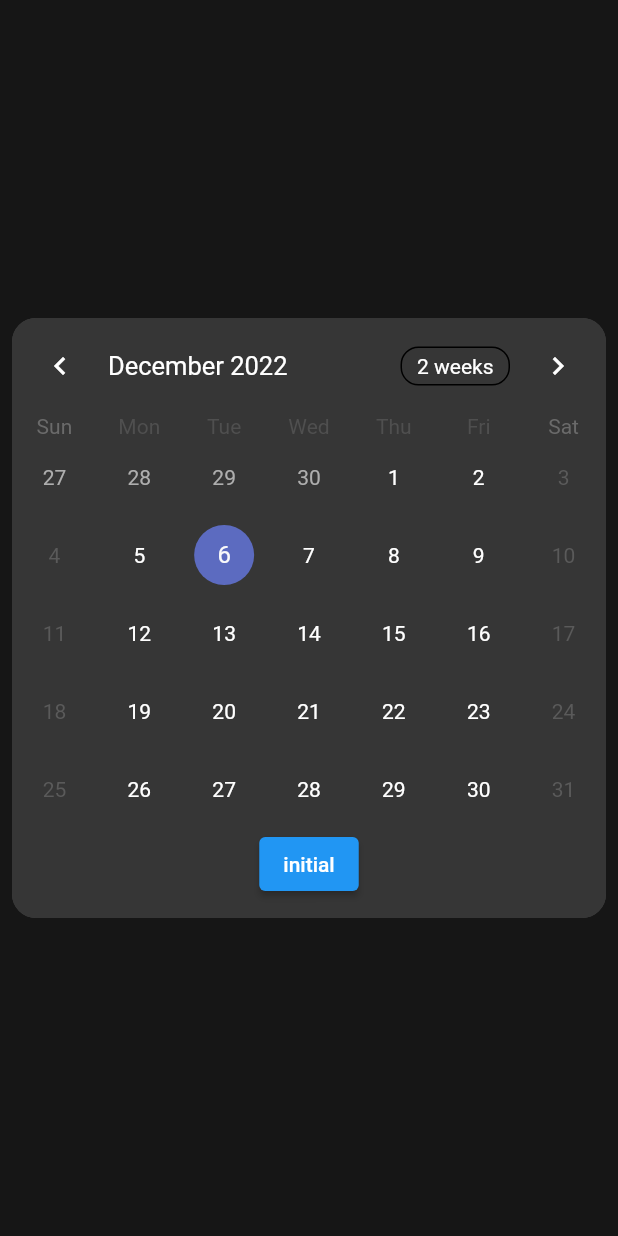
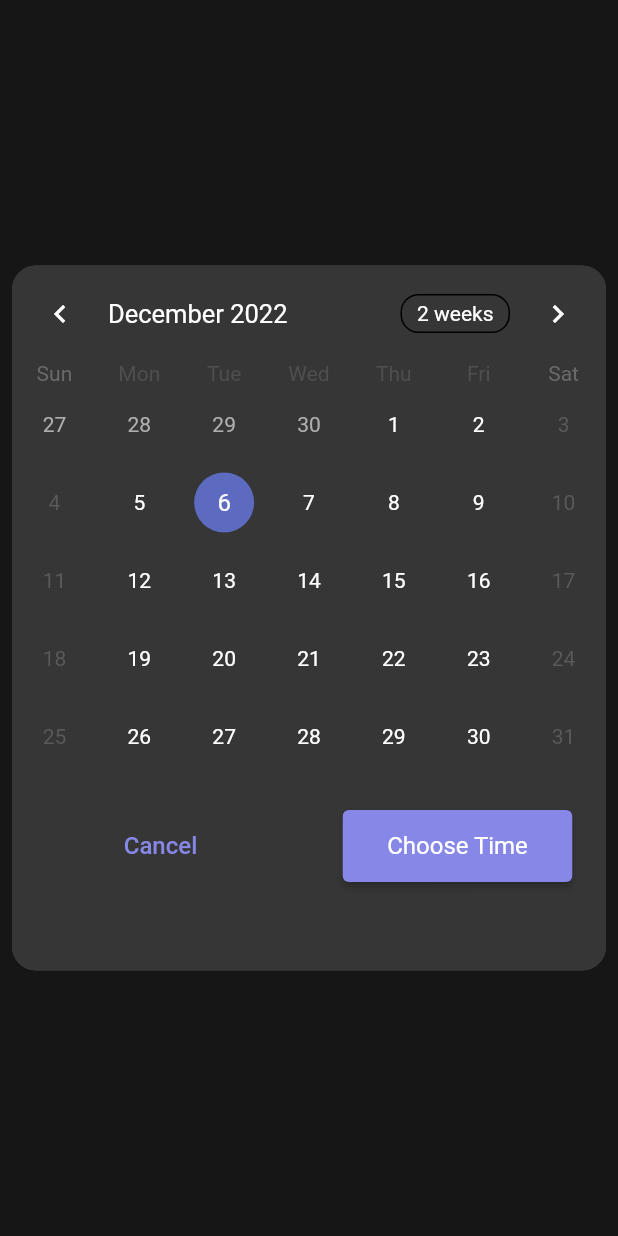
Before and after one commit to B5ben86/FlutterToDoList, a Flutter app: what showCalendarPopupDialogWidget() shows on an empty page, opened directly, on a phone screen of 412 x 824 dp. Run offline on Flutter 3.47's test engine with Material 2 defaults, Android fonts, the phone set to English and light mode, and no system bars; drawn by our look-alikes of table_calendar; our stand-ins replace flutter_easyloading, flutter_mobx, flutter_svg, get_it, mobx, shared_preferences; accounts and stored records are empty; generated files the repository leaves out were written again; network calls fail; Roboto replaces fonts that are missing (Hind).

Commit message:
完善 Calendar dialog 弹窗

```diff
--- a/lib/pages/home_pages/widgets/popup_widgets/calendar_popup_dialog/calendar_popup_dialog_widget.dart
+++ b/lib/pages/home_pages/widgets/popup_widgets/calendar_popup_dialog/calendar_popup_dialog_widget.dart
@@ -1,5 +1,6 @@
 import 'package:flutter/material.dart';
 import 'package:table_calendar/table_calendar.dart';
+import 'package:uptodo/utility/tools/navigation_service.dart';
 
 void showCalendarPopupDialogWidget(BuildContext context) {
   showDialog(
@@ -21,9 +22,12 @@ void showCalendarPopupDialogWidget(BuildContext context) {
                 color: Theme.of(context).cardColor,
                 borderRadius: BorderRadius.circular(16),
               ),
-              height: 400,
+              height: 470,
               width: double.infinity,
               child: Column(
+                mainAxisSize: MainAxisSize.max,
+                mainAxisAlignment: MainAxisAlignment.start,
+                crossAxisAlignment: CrossAxisAlignment.start,
                 children: [
                   TableCalendar(
                     focusedDay: focusedDayTmp,
@@ -40,12 +44,6 @@ void showCalendarPopupDialogWidget(BuildContext context) {
                         });
                       }
 
-                      debugPrint(focusedDay.toIso8601String());
-                      debugPrint(selectedDay.toIso8601String());
-
-                      debugPrint(focusedDayTmp.toIso8601String());
-                      debugPrint(selectedDayTmp.toIso8601String());
-
                       setState(() {
                         buttonText = focusedDay.day.toString();
                       });
@@ -54,9 +52,35 @@ void showCalendarPopupDialogWidget(BuildContext context) {
                       focusedDayTmp = focusedDay;
                     },
                   ),
-                  ElevatedButton(
-                    onPressed: () {},
-                    child: Text(buttonText),
+                  const SizedBox(
+                    height: 23,
+                  ),
+                  Row(
+                    mainAxisAlignment: MainAxisAlignment.spaceAround,
+                    children: [
+                      TextButton(
+                        style: TextButton.styleFrom(
+                          fixedSize: const Size(153, 48),
+                        ),
+                        onPressed: () {},
+                        child: Text(
+                          'Cancel',
+                          style: TextStyle(
+                            color: themeContext().primaryColor,
+                            fontSize: 16,
+                          ),
+                        ),
+                      ),
+                      ElevatedButton(
+                        style: ElevatedButton.styleFrom(
+                          backgroundColor: themeContext().primaryColor,
+                          fixedSize: const Size(153, 48),
+                          textStyle: const TextStyle(fontSize: 16),
+                        ),
+                        onPressed: () {},
+                        child: const Text('Choose Time'),
+                      ),
+                    ],
                   ),
                 ],
               ),
```
